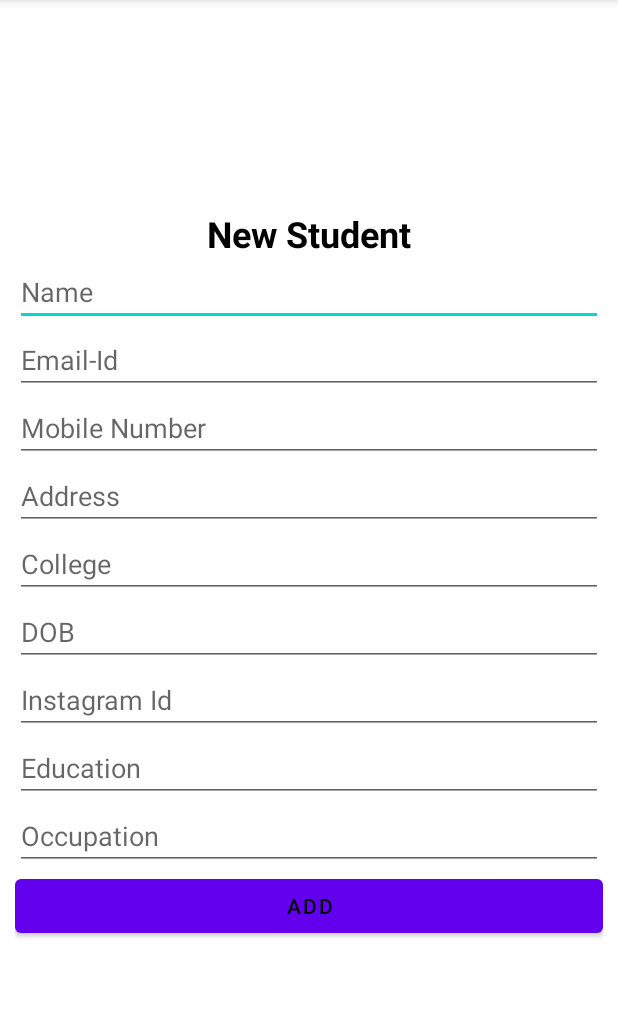
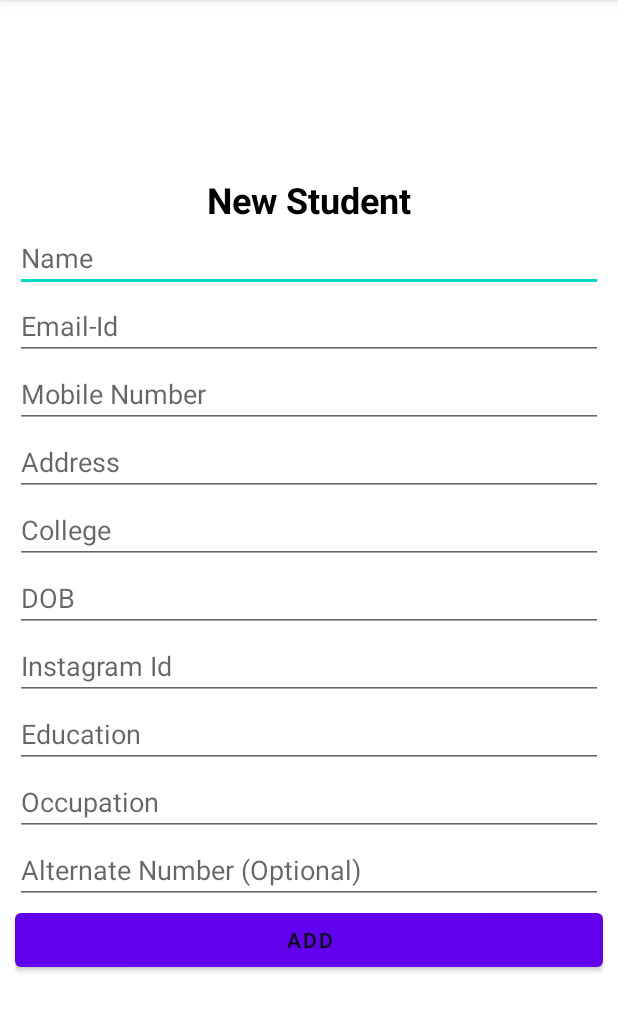
Before and after one commit to SanjaySargam/ISKCON, an Android app: the StudentRegistrationActivity screen opened directly, with no data from a screen before it, on a phone screen of 412 x 824 dp, the part 84-1116 px from its top. Run offline under Robolectric (Android 15) with nearby library versions, the light colour scheme and no system bars.

Commit message:
Added Two numbers

```diff
--- a/app/src/main/java/com/example/iskcon/Student.kt
+++ b/app/src/main/java/com/example/iskcon/Student.kt
@@ -9,5 +9,6 @@ data class Student(
     val DOB: String,
     val INSTA_ID: String,
     val EDUCATION: String,
-    val OCCUPATION: String
+    val OCCUPATION: String,
+    val PHONE2: String
 )
--- a/app/src/main/java/com/example/iskcon/StudentProfileActivity.kt
+++ b/app/src/main/java/com/example/iskcon/StudentProfileActivity.kt
@@ -49,6 +49,7 @@ class StudentProfileActivity : AppCompatActivity() {
                     add.text = data.ADDRESS
                     clg.text = data.COLLEGE
                     number.text = data.PHONE
+                    number2.text = data.PHONE2
                 }
             }
         }
--- a/app/src/main/java/com/example/iskcon/StudentRegistrationActivity.kt
+++ b/app/src/main/java/com/example/iskcon/StudentRegistrationActivity.kt
@@ -20,6 +20,7 @@ class StudentRegistrationActivity : AppCompatActivity() {
     private lateinit var insta: EditText
     private lateinit var education: EditText
     private lateinit var occupation: EditText
+    private lateinit var phone2: EditText
     private lateinit var addBtn: Button
     private var progressDialog: Dialog? = null
     private var dialogText: TextView? = null
@@ -35,6 +36,7 @@ class StudentRegistrationActivity : AppCompatActivity() {
         insta = findViewById(R.id.etInsta)
         education = findViewById(R.id.etEducation)
         occupation = findViewById(R.id.etOccupation)
+        phone2 = findViewById(R.id.etPhone2)
         addBtn = findViewById(R.id.btnAdd)
 
 
@@ -60,6 +62,7 @@ class StudentRegistrationActivity : AppCompatActivity() {
                 val instaStr = insta.text.toString()
                 val educationStr = education.text.toString()
                 val occupationStr = occupation.text.toString()
+                val phone2Str = phone2.text.toString()
                 FirebaseQuery.createStudent(
                     devoteeName,
                     emailStr,
@@ -70,6 +73,7 @@ class StudentRegistrationActivity : AppCompatActivity() {
                     instaStr,
                     educationStr,
                     occupationStr,
+                    phone2Str,
                     object : MyCompleteListener {
                         override fun onSuccess() {
                             clear(
@@ -81,7 +85,8 @@ class StudentRegistrationActivity : AppCompatActivity() {
                                 dob,
                                 insta,
                                 education,
-                                occupation
+                                occupation,
+                                phone2
                             )
                             progressDialog!!.dismiss()
                             Toast.makeText(baseContext, "Success", Toast.LENGTH_SHORT).show()
@@ -183,7 +188,8 @@ class StudentRegistrationActivity : AppCompatActivity() {
         DOB: EditText,
         insta: EditText,
         education: EditText,
-        occupation: EditText
+        occupation: EditText,
+        phone2: EditText
     ) {
         name.text.clear()
         number.text.clear()
@@ -194,6 +200,7 @@ class StudentRegistrationActivity : AppCompatActivity() {
         insta.text.clear()
         education.text.clear()
         occupation.text.clear()
+        phone2.text.clear()
     }
 
 }
--- a/app/src/main/res/layout/activity_student_registration.xml
+++ b/app/src/main/res/layout/activity_student_registration.xml
@@ -84,6 +84,13 @@
             android:hint="Occupation"
             android:inputType="text"
             />
+        <EditText
+            android:id="@+id/etPhone2"
+            android:layout_width="match_parent"
+            android:layout_height="wrap_content"
+            android:hint="Alternate Number (Optional)"
+            android:inputType="text"
+            />
         <Button
             android:id="@+id/btnAdd"
             android:layout_width="match_parent"
```
Also changed, not shown: app/src/main/java/com/example/iskcon/FirebaseQuery.kt (+22 -2 lines), app/src/main/res/layout/activity_student_profile.xml (+22 -0 lines).
